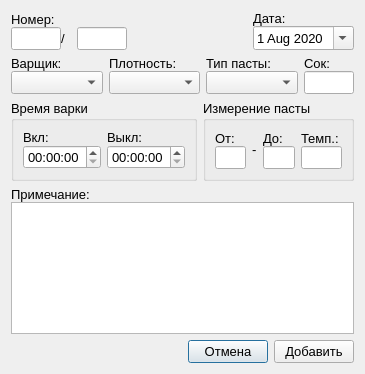
Qt form dialog.ui (Vladimirsky555/varka) before a commit.
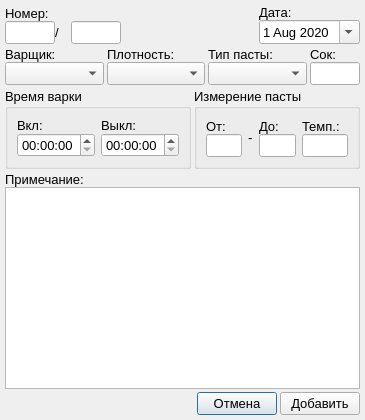
The same form after that commit. Icons and pictures are not drawn.

```diff
--- a/dialog.ui
+++ b/dialog.ui
@@ -7,7 +7,7 @@
     <x>0</x>
     <y>0</y>
     <width>365</width>
-    <height>374</height>
+    <height>420</height>
    </rect>
   </property>
   <property name="font">
@@ -19,6 +19,24 @@
    <string>Dialog</string>
   </property>
   <layout class="QVBoxLayout" name="verticalLayout_13">
+   <property name="spacing">
+    <number>3</number>
+   </property>
+   <property name="sizeConstraint">
+    <enum>QLayout::SetDefaultConstraint</enum>
+   </property>
+   <property name="leftMargin">
+    <number>5</number>
+   </property>
+   <property name="topMargin">
+    <number>5</number>
+   </property>
+   <property name="rightMargin">
+    <number>5</number>
+   </property>
+   <property name="bottomMargin">
+    <number>5</number>
+   </property>
    <item>
     <layout class="QHBoxLayout" name="horizontalLayout_4">
      <item>
@@ -372,7 +390,7 @@
       <widget class="QTextEdit" name="textEdit">
        <property name="font">
         <font>
-         <pointsize>12</pointsize>
+         <pointsize>11</pointsize>
         </font>
        </property>
       </widget>
```
